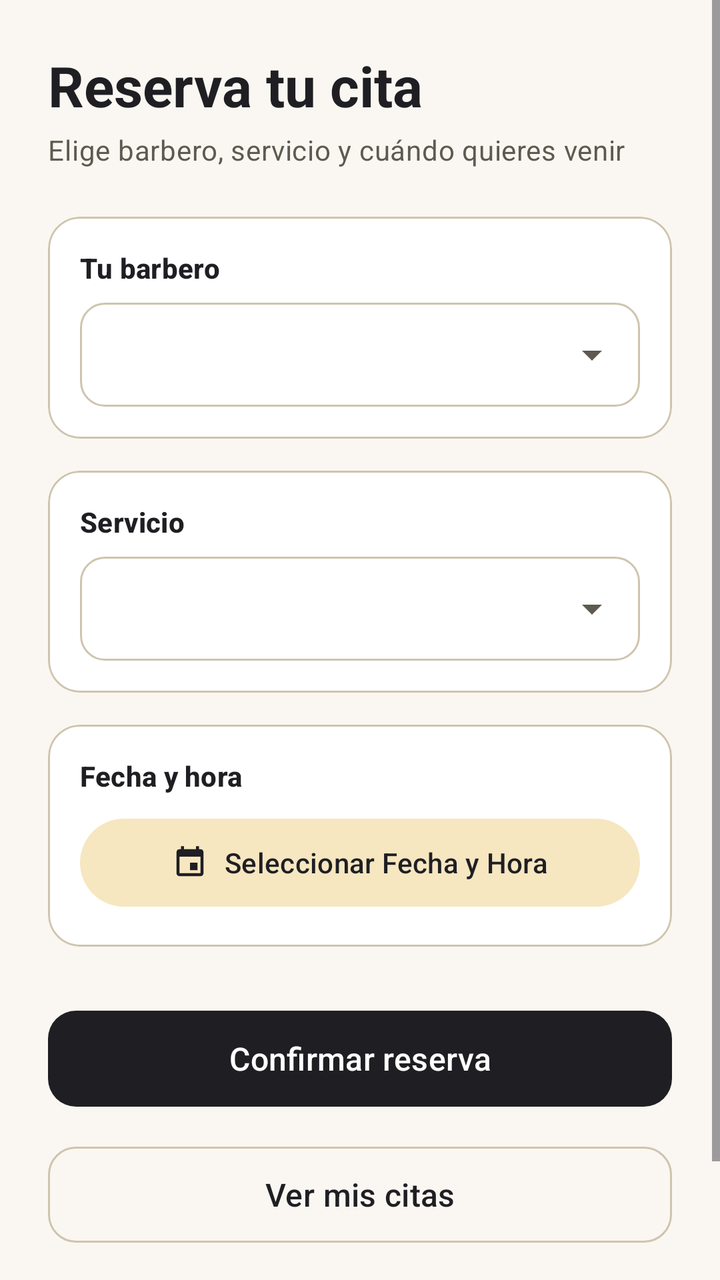
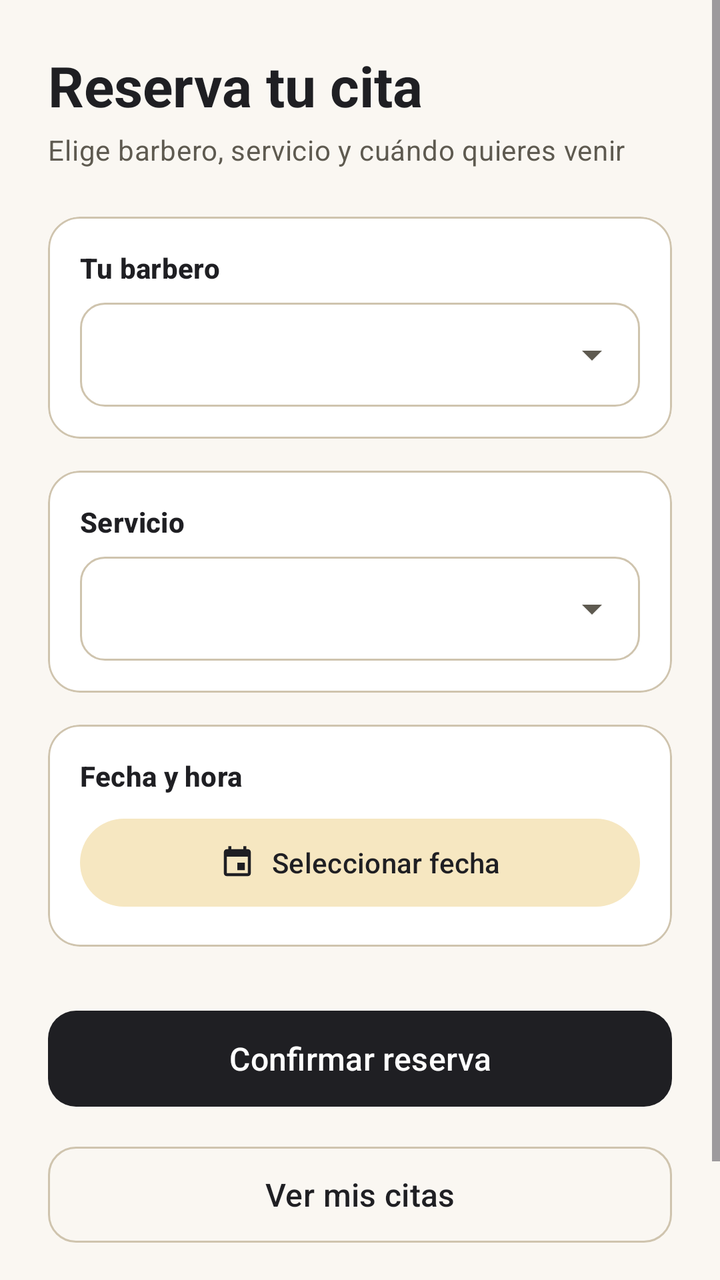

Two renders of the same Android screen: before a commit and after it. Below are the layout's source before the change and the commit's diff.
<!-- AndroidManifest.xml: application theme Theme.BarberFlow -->
<!-- res/layout/activity_main.xml -->
<?xml version="1.0" encoding="utf-8"?>
<ScrollView xmlns:android="http://schemas.android.com/apk/res/android"
    xmlns:app="http://schemas.android.com/apk/res-auto"
    android:id="@+id/main"
    android:layout_width="match_parent"
    android:layout_height="match_parent"
    android:background="?android:attr/colorBackground"
    android:fillViewport="true">

    <LinearLayout
        android:layout_width="match_parent"
        android:layout_height="wrap_content"
        android:orientation="vertical"
        android:padding="24dp">

        <TextView
            android:layout_width="match_parent"
            android:layout_height="wrap_content"
            android:text="Reserva tu cita"
            android:textAppearance="?attr/textAppearanceHeadlineMedium"
            android:textColor="?attr/colorOnBackground"
            android:textStyle="bold" />

        <TextView
            android:layout_width="match_parent"
            android:layout_height="wrap_content"
            android:layout_marginTop="4dp"
            android:layout_marginBottom="24dp"
            android:text="Elige barbero, servicio y cuándo quieres venir"
            android:textAppearance="?attr/textAppearanceBodyMedium"
            android:textColor="?attr/colorOnSurfaceVariant" />

        
        <com.google.android.material.card.MaterialCardView
            style="@style/Widget.Material3.CardView.Outlined"
            android:layout_width="match_parent"
            android:layout_height="wrap_content"
            android:layout_marginBottom="16dp"
            app:cardBackgroundColor="?attr/colorSurface"
            app:cardCornerRadius="16dp"
            app:strokeColor="?attr/colorOutline">

            <LinearLayout
                android:layout_width="match_parent"
                android:layout_height="wrap_content"
                android:orientation="vertical"
                android:padding="16dp">

                <TextView
                    android:layout_width="wrap_content"
                    android:layout_height="wrap_content"
                    android:layout_marginBottom="8dp"
                    android:text="Tu barbero"
                    android:textAppearance="?attr/textAppearanceTitleSmall"
                    android:textColor="?attr/colorOnSurface"
                    android:textStyle="bold" />

                <Spinner
                    android:id="@+id/spinner_barbero"
                    android:layout_width="match_parent"
                    android:layout_height="52dp"
                    android:background="@drawable/bg_spinner"
                    android:paddingStart="12dp"
                    android:paddingEnd="40dp" />
            </LinearLayout>
        </com.google.android.material.card.MaterialCardView>

        
        <com.google.android.material.card.MaterialCardView
            style="@style/Widget.Material3.CardView.Outlined"
            android:layout_width="match_parent"
            android:layout_height="wrap_content"
            android:layout_marginBottom="16dp"
            app:cardBackgroundColor="?attr/colorSurface"
            app:cardCornerRadius="16dp"
            app:strokeColor="?attr/colorOutline">

            <LinearLayout
                android:layout_width="match_parent"
                android:layout_height="wrap_content"
                android:orientation="vertical"
                android:padding="16dp">

                <TextView
                    android:layout_width="wrap_content"
                    android:layout_height="wrap_content"
                    android:layout_marginBottom="8dp"
                    android:text="Servicio"
                    android:textAppearance="?attr/textAppearanceTitleSmall"
                    android:textColor="?attr/colorOnSurface"
                    android:textStyle="bold" />

                <Spinner
                    android:id="@+id/spinner_servicio"
                    android:layout_width="match_parent"
                    android:layout_height="52dp"
                    android:background="@drawable/bg_spinner"
                    android:paddingStart="12dp"
                    android:paddingEnd="40dp" />
            </LinearLayout>
        </com.google.android.material.card.MaterialCardView>

        
        <com.google.android.material.card.MaterialCardView
            style="@style/Widget.Material3.CardView.Outlined"
            android:layout_width="match_parent"
            android:layout_height="wrap_content"
            android:layout_marginBottom="28dp"
            app:cardBackgroundColor="?attr/colorSurface"
            app:cardCornerRadius="16dp"
            app:strokeColor="?attr/colorOutline">

            <LinearLayout
                android:layout_width="match_parent"
                android:layout_height="wrap_content"
                android:orientation="vertical"
                android:padding="16dp">

                <TextView
                    android:layout_width="wrap_content"
                    android:layout_height="wrap_content"
                    android:layout_marginBottom="8dp"
                    android:text="Fecha y hora"
                    android:textAppearance="?attr/textAppearanceTitleSmall"
                    android:textColor="?attr/colorOnSurface"
                    android:textStyle="bold" />

                <com.google.android.material.button.MaterialButton
                    android:id="@+id/tv_FechaYHora"
                    style="@style/Widget.Material3.Button.TonalButton"
                    android:layout_width="match_parent"
                    android:layout_height="52dp"
                    android:text="Seleccionar Fecha y Hora"
                    app:icon="@drawable/ic_event"
                    app:iconGravity="textStart"
                    app:iconTint="?attr/colorOnSecondaryContainer" />
            </LinearLayout>
        </com.google.android.material.card.MaterialCardView>

        <com.google.android.material.button.MaterialButton
            android:id="@+id/btn_reservar"
            android:layout_width="match_parent"
            android:layout_height="56dp"
            android:layout_marginBottom="12dp"
            android:text="Confirmar reserva"
            android:textSize="16sp"
            app:cornerRadius="14dp" />

        <com.google.android.material.button.MaterialButton
            android:id="@+id/btn_ver_historial"
            style="@style/Widget.Material3.Button.OutlinedButton"
            android:layout_width="match_parent"
            android:layout_height="56dp"
            android:layout_marginBottom="8dp"
            android:text="Ver mis citas"
            android:textSize="16sp"
            app:cornerRadius="14dp" />

        <com.google.android.material.button.MaterialButton
            android:id="@+id/btn_cerrar_sesion"
            style="@style/Widget.Material3.Button.TextButton"
            android:layout_width="match_parent"
            android:layout_height="wrap_content"
            android:text="Cerrar sesión"
            android:textColor="?attr/colorError" />

    </LinearLayout>
</ScrollView>
<!-- resources referenced by this layout -->
<resources>
  <!-- drawable bg_spinner (drawable) -->
  <?xml version="1.0" encoding="utf-8"?>
  <layer-list xmlns:android="http://schemas.android.com/apk/res/android">
      <item>
          <shape android:shape="rectangle">
              <solid android:color="?attr/colorSurface" />
              <stroke android:width="1dp" android:color="?attr/colorOutline" />
              <corners android:radius="12dp" />
          </shape>
      </item>
      <item
          android:width="24dp"
          android:height="24dp"
          android:drawable="@drawable/ic_arrow_drop_down"
          android:end="12dp"
          android:gravity="end|center_vertical" />
  </layer-list>
  <!-- drawable ic_event (drawable) -->
  <vector xmlns:android="http://schemas.android.com/apk/res/android"
      android:width="24dp"
      android:height="24dp"
      android:viewportWidth="24"
      android:viewportHeight="24"
      android:tint="?attr/colorOnSurfaceVariant">
      <path
          android:fillColor="@android:color/white"
          android:pathData="M17,12h-5v5h5v-5zM16,1v2H8V1H6v2H5c-1.11,0 -1.99,0.9 -1.99,2L3,19c0,1.1 0.89,2 2,2h14c1.1,0 2,-0.9 2,-2V5c0,-1.1 -0.9,-2 -2,-2h-1V1h-2zM19,19H5V8h14v11z" />
  </vector>
  <style name="Theme.BarberFlow" parent="Base.Theme.BarberFlow" />
  <!-- drawable ic_arrow_drop_down (drawable) -->
  <vector xmlns:android="http://schemas.android.com/apk/res/android"
      android:width="24dp"
      android:height="24dp"
      android:viewportWidth="24"
      android:viewportHeight="24"
      android:tint="?attr/colorOnSurfaceVariant">
      <path
          android:fillColor="@android:color/white"
          android:pathData="M7,10l5,5 5,-5z" />
  </vector>
  <style name="Base.Theme.BarberFlow" parent="Theme.Material3.DayNight.NoActionBar">
          <item name="colorPrimary">@color/bf_charcoal</item>
          <item name="colorOnPrimary">@color/white</item>
          <item name="colorPrimaryContainer">@color/bf_gold_container</item>
          <item name="colorOnPrimaryContainer">@color/bf_charcoal</item>
  
          <item name="colorSecondary">@color/bf_gold</item>
          <item name="colorOnSecondary">@color/white</item>
          <item name="colorSecondaryContainer">@color/bf_gold_container</item>
          <item name="colorOnSecondaryContainer">@color/bf_charcoal</item>
  
          <item name="android:colorBackground">@color/bf_cream</item>
          <item name="colorOnBackground">@color/bf_charcoal</item>
          <item name="colorSurface">@color/white</item>
          <item name="colorOnSurface">@color/bf_charcoal</item>
          <item name="colorSurfaceVariant">@color/bf_cream_variant</item>
          <item name="colorOnSurfaceVariant">#5E5A50</item>
          <item name="colorOutline">@color/bf_outline</item>
  
          <item name="colorError">@color/bf_error</item>
          <item name="colorOnError">@color/white</item>
  
          <item name="shapeAppearanceSmallComponent">@style/ShapeAppearance.BarberFlow.Rounded</item>
          <item name="shapeAppearanceMediumComponent">@style/ShapeAppearance.BarberFlow.Rounded</item>
      </style>
  <color name="bf_charcoal">#1F1F23</color>
  <color name="white">#FFFFFFFF</color>
  <color name="bf_gold_container">#F6E7C1</color>
  <color name="bf_gold">#B8892B</color>
  <color name="bf_cream">#FAF7F2</color>
  <color name="bf_cream_variant">#EFE8DA</color>
  <color name="bf_outline">#CFC4AE</color>
  <color name="bf_error">#B3261E</color>
  <style name="ShapeAppearance.BarberFlow.Rounded" parent="">
          <item name="cornerFamily">rounded</item>
          <item name="cornerSize">14dp</item>
      </style>
</resources>

<!-- the commit's change to res/layout/activity_main.xml (unified diff, before → after) -->
@@ -130,10 +130,39 @@
                     style="@style/Widget.Material3.Button.TonalButton"
                     android:layout_width="match_parent"
                     android:layout_height="52dp"
-                    android:text="Seleccionar Fecha y Hora"
+                    android:text="Seleccionar fecha"
                     app:icon="@drawable/ic_event"
                     app:iconGravity="textStart"
                     app:iconTint="?attr/colorOnSecondaryContainer" />
+
+                <ProgressBar
+                    android:id="@+id/progress_franjas"
+                    style="?android:attr/progressBarStyleSmall"
+                    android:layout_width="wrap_content"
+                    android:layout_height="wrap_content"
+                    android:layout_gravity="center_horizontal"
+                    android:layout_marginTop="16dp"
+                    android:visibility="gone" />
+
+                <TextView
+                    android:id="@+id/tv_franjas_info"
+                    android:layout_width="match_parent"
+                    android:layout_height="wrap_content"
+                    android:layout_marginTop="16dp"
+                    android:textAppearance="?attr/textAppearanceBodyMedium"
+                    android:textColor="?attr/colorOnSurfaceVariant"
+                    android:visibility="gone" />
+
+                <com.google.android.material.chip.ChipGroup
+                    android:id="@+id/chip_group_franjas"
+                    android:layout_width="match_parent"
+                    android:layout_height="wrap_content"
+                    android:layout_marginTop="8dp"
+                    android:visibility="gone"
+                    app:chipSpacingHorizontal="8dp"
+                    app:chipSpacingVertical="4dp"
+                    app:selectionRequired="true"
+                    app:singleSelection="true" />
             </LinearLayout>
         </com.google.android.material.card.MaterialCardView>
 
